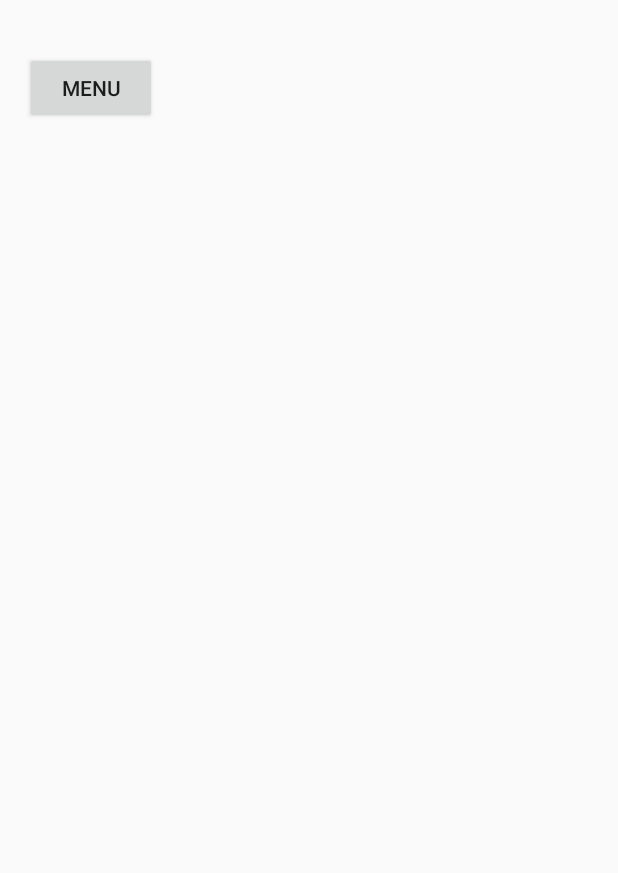
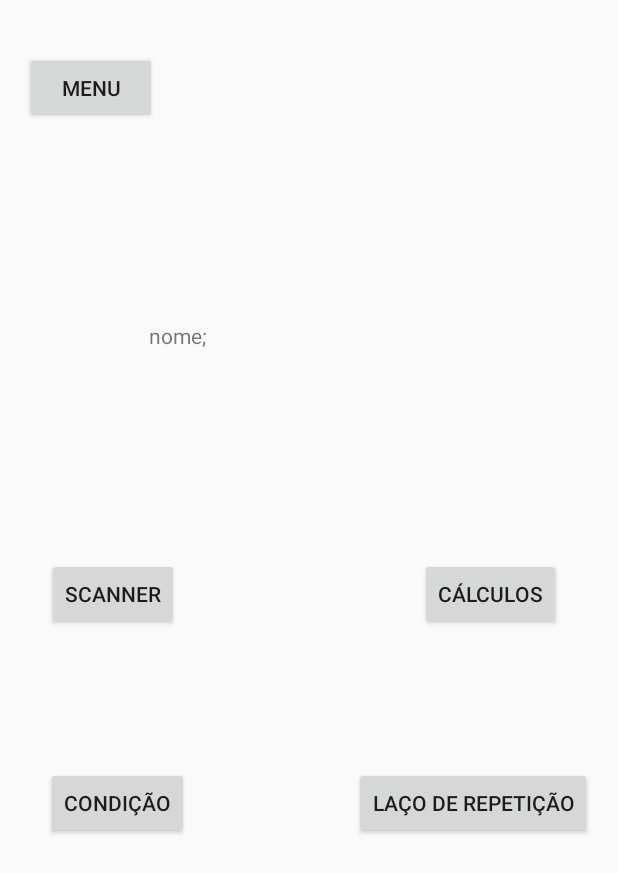
Before and after one commit to jvbeltra/JavaIsFun, an Android app: the MediumActivity screen opened directly, with no data from a screen before it, on a phone screen of 412 x 824 dp. Shown: the top 873 px of the screen. Run offline under Robolectric (Android 15) with nearby library versions, the phone set to English and light mode, and no system bars.

Commit message:
mudancas muitas mudancas mano

```diff
--- a/app/src/main/res/layout/activity_medium.xml
+++ b/app/src/main/res/layout/activity_medium.xml
@@ -6,6 +6,23 @@
     android:layout_height="match_parent"
     tools:context="com.example.dell_pc.javaisfun.MediumActivity">
 
+    <TextView
+        android:id="@+id/textView2"
+        android:layout_width="55dp"
+        android:layout_height="22dp"
+        android:layout_marginBottom="8dp"
+        android:layout_marginEnd="8dp"
+        android:layout_marginLeft="8dp"
+        android:layout_marginRight="8dp"
+        android:layout_marginStart="8dp"
+        android:layout_marginTop="8dp"
+        android:text="@string/nome"
+        app:layout_constraintBottom_toBottomOf="parent"
+        app:layout_constraintHorizontal_bias="0.268"
+        app:layout_constraintLeft_toLeftOf="parent"
+        app:layout_constraintRight_toRightOf="parent"
+        app:layout_constraintTop_toTopOf="parent"
+        app:layout_constraintVertical_bias="0.262" />
 
     <Button
         android:id="@+id/button4"
@@ -15,7 +32,7 @@
         android:layout_marginLeft="8dp"
         android:layout_marginRight="8dp"
         android:layout_marginTop="8dp"
-        android:text="Menu"
+        android:text="@string/menu_medium"
         app:layout_constraintBottom_toBottomOf="parent"
         app:layout_constraintHorizontal_bias="0.028"
         app:layout_constraintLeft_toLeftOf="parent"
@@ -28,4 +45,68 @@
 
 
 
+    <Button
+        android:id="@+id/button11"
+        android:layout_width="wrap_content"
+        android:layout_height="wrap_content"
+        android:text="@string/button1_medium"
+        app:layout_constraintTop_toTopOf="parent"
+        android:layout_marginTop="8dp"
+        app:layout_constraintBottom_toBottomOf="parent"
+        android:layout_marginBottom="8dp"
+        android:layout_marginLeft="8dp"
+        app:layout_constraintLeft_toLeftOf="parent"
+        android:layout_marginRight="8dp"
+        app:layout_constraintRight_toRightOf="parent"
+        app:layout_constraintHorizontal_bias="0.075"
+        app:layout_constraintVertical_bias="0.479" />
+
+    <Button
+        android:id="@+id/button12"
+        android:layout_width="wrap_content"
+        android:layout_height="wrap_content"
+        android:text="@string/button2_medium"
+        app:layout_constraintTop_toTopOf="parent"
+        android:layout_marginTop="8dp"
+        android:layout_marginLeft="8dp"
+        app:layout_constraintLeft_toLeftOf="parent"
+        android:layout_marginRight="8dp"
+        app:layout_constraintRight_toRightOf="parent"
+        app:layout_constraintBottom_toBottomOf="parent"
+        android:layout_marginBottom="8dp"
+        app:layout_constraintHorizontal_bias="0.9"
+        app:layout_constraintVertical_bias="0.479" />
+
+    <Button
+        android:id="@+id/button13"
+        android:layout_width="wrap_content"
+        android:layout_height="wrap_content"
+        android:text="@string/button3_medium"
+        app:layout_constraintBottom_toBottomOf="parent"
+        android:layout_marginBottom="8dp"
+        app:layout_constraintTop_toTopOf="parent"
+        android:layout_marginTop="8dp"
+        android:layout_marginLeft="8dp"
+        app:layout_constraintLeft_toLeftOf="parent"
+        android:layout_marginRight="8dp"
+        app:layout_constraintRight_toRightOf="parent"
+        app:layout_constraintHorizontal_bias="0.075"
+        app:layout_constraintVertical_bias="0.662" />
+
+    <Button
+        android:id="@+id/button14"
+        android:layout_width="wrap_content"
+        android:layout_height="wrap_content"
+        android:text="@string/button4_medium"
+        app:layout_constraintTop_toTopOf="parent"
+        android:layout_marginTop="8dp"
+        app:layout_constraintBottom_toBottomOf="parent"
+        android:layout_marginBottom="8dp"
+        android:layout_marginLeft="8dp"
+        app:layout_constraintLeft_toLeftOf="parent"
+        android:layout_marginRight="8dp"
+        app:layout_constraintRight_toRightOf="parent"
+        app:layout_constraintHorizontal_bias="0.961"
+        app:layout_constraintVertical_bias="0.662" />
+
 </android.support.constraint.ConstraintLayout>
--- a/app/src/main/res/values/strings.xml
+++ b/app/src/main/res/values/strings.xml
@@ -1,4 +1,23 @@
 <resources>
     <string name="app_name">JavaIsFun</string>
 
+    <string name="textView1">perguntaperguntapergunta</string>
+    <string name="button5">O que é java?</string>
+    <string name="button6">Variáveis</string>
+    <string name="button7">Modificadores</string>
+    <string name="button8">Operadores</string>
+    <string name="button9">Classe</string>
+    <string name="button10">Métodos</string>
+    <string name="menu">Menu</string>
+    <string name="button1_medium">Scanner</string>
+    <string name="button2_medium">Cálculos</string>
+    <string name="button3_medium">Condição</string>
+    <string name="button4_medium">Laço de repetição</string>
+    <string name="button1_hard">Vetores</string>
+    <string name="button2_hard">Matrizes</string>
+    <string name="button3_hard">Objetos</string>
+    <string name="menu_hard">Menu</string>
+    <string name="menu_medium">Menu</string>
+    <string name="nome">nome;</string>
+
 </resources>
```
